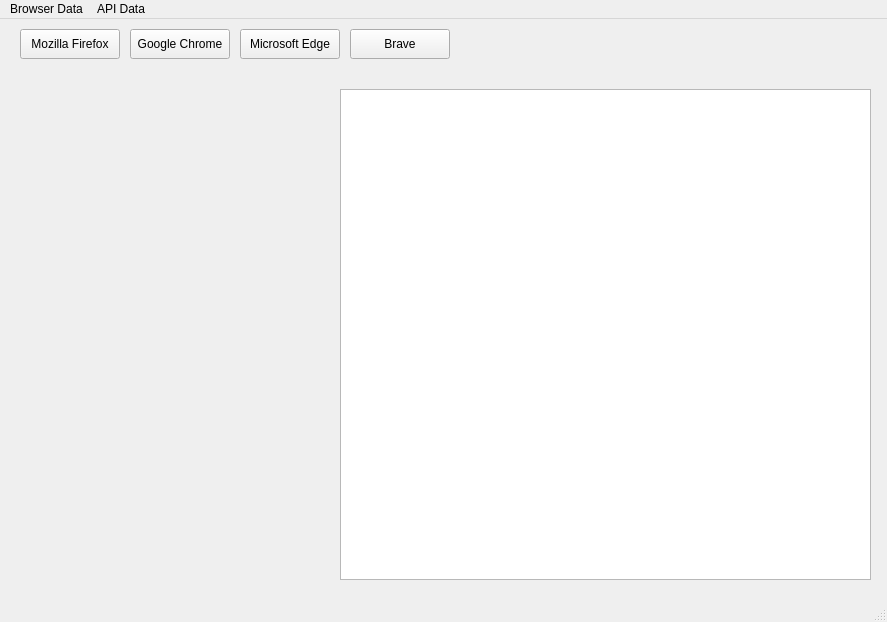
spartny/twitch-infoviewer, file core app/resources/main.ui: the form before one commit.
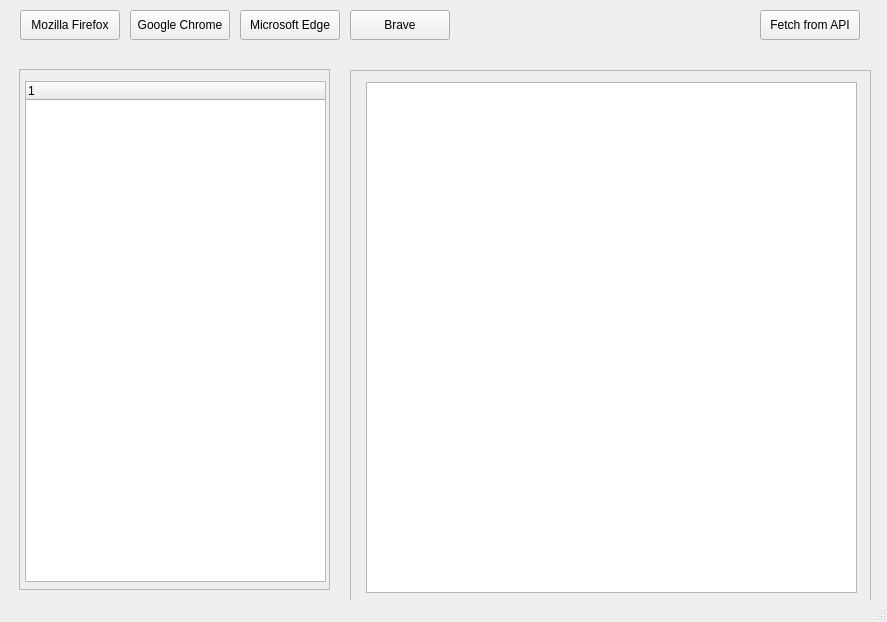
The form after the commit.

Patch:
```diff
--- a/core app/resources/main.ui
+++ b/core app/resources/main.ui
@@ -90,39 +90,96 @@
      <string>Brave</string>
     </property>
    </widget>
-   <widget class="QTableView" name="tableView">
+   <widget class="QPushButton" name="pushButton_B_2">
     <property name="geometry">
      <rect>
-      <x>340</x>
+      <x>760</x>
+      <y>10</y>
+      <width>100</width>
+      <height>30</height>
+     </rect>
+    </property>
+    <property name="maximumSize">
+     <size>
+      <width>100</width>
+      <height>30</height>
+     </size>
+    </property>
+    <property name="text">
+     <string>Fetch from API</string>
+    </property>
+   </widget>
+   <widget class="QScrollArea" name="scrollArea">
+    <property name="geometry">
+     <rect>
+      <x>350</x>
       <y>70</y>
-      <width>531</width>
-      <height>491</height>
+      <width>521</width>
+      <height>531</height>
      </rect>
     </property>
-   </widget>
-  </widget>
-  <widget class="QMenuBar" name="menubar">
-   <property name="geometry">
-    <rect>
-     <x>0</x>
-     <y>0</y>
-     <width>887</width>
-     <height>22</height>
-    </rect>
-   </property>
-   <widget class="QMenu" name="menuBrowser_Data">
-    <property name="title">
-     <string>Browser Data</string>
+    <property name="widgetResizable">
+     <bool>true</bool>
     </property>
-    <addaction name="separator"/>
+    <widget class="QWidget" name="scrollAreaWidgetContents">
+     <property name="geometry">
+      <rect>
+       <x>0</x>
+       <y>0</y>
+       <width>519</width>
+       <height>529</height>
+      </rect>
+     </property>
+     <widget class="QTableWidget" name="tableWidget">
+      <property name="geometry">
+       <rect>
+        <x>15</x>
+        <y>11</y>
+        <width>491</width>
+        <height>511</height>
+       </rect>
+      </property>
+     </widget>
+    </widget>
    </widget>
-   <widget class="QMenu" name="menuAPI_Data">
-    <property name="title">
-     <string>API Data</string>
+   <widget class="QScrollArea" name="scrollArea_2">
+    <property name="geometry">
+     <rect>
+      <x>19</x>
+      <y>69</y>
+      <width>311</width>
+      <height>521</height>
+     </rect>
     </property>
+    <property name="widgetResizable">
+     <bool>true</bool>
+    </property>
+    <widget class="QWidget" name="scrollAreaWidgetContents_2">
+     <property name="geometry">
+      <rect>
+       <x>0</x>
+       <y>0</y>
+       <width>309</width>
+       <height>519</height>
+      </rect>
+     </property>
+     <widget class="QTreeWidget" name="treeWidget">
+      <property name="geometry">
+       <rect>
+        <x>5</x>
+        <y>11</y>
+        <width>301</width>
+        <height>501</height>
+       </rect>
+      </property>
+      <column>
+       <property name="text">
+        <string notr="true">1</string>
+       </property>
+      </column>
+     </widget>
+    </widget>
    </widget>
-   <addaction name="menuBrowser_Data"/>
-   <addaction name="menuAPI_Data"/>
   </widget>
   <widget class="QStatusBar" name="statusbar"/>
  </widget>
```
